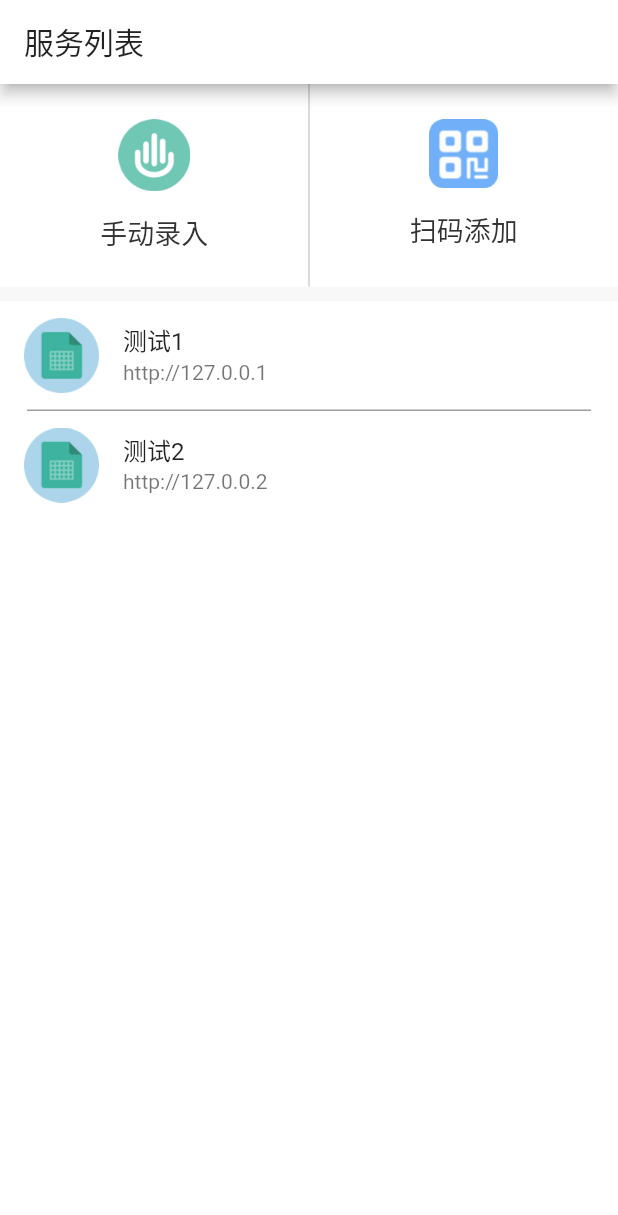
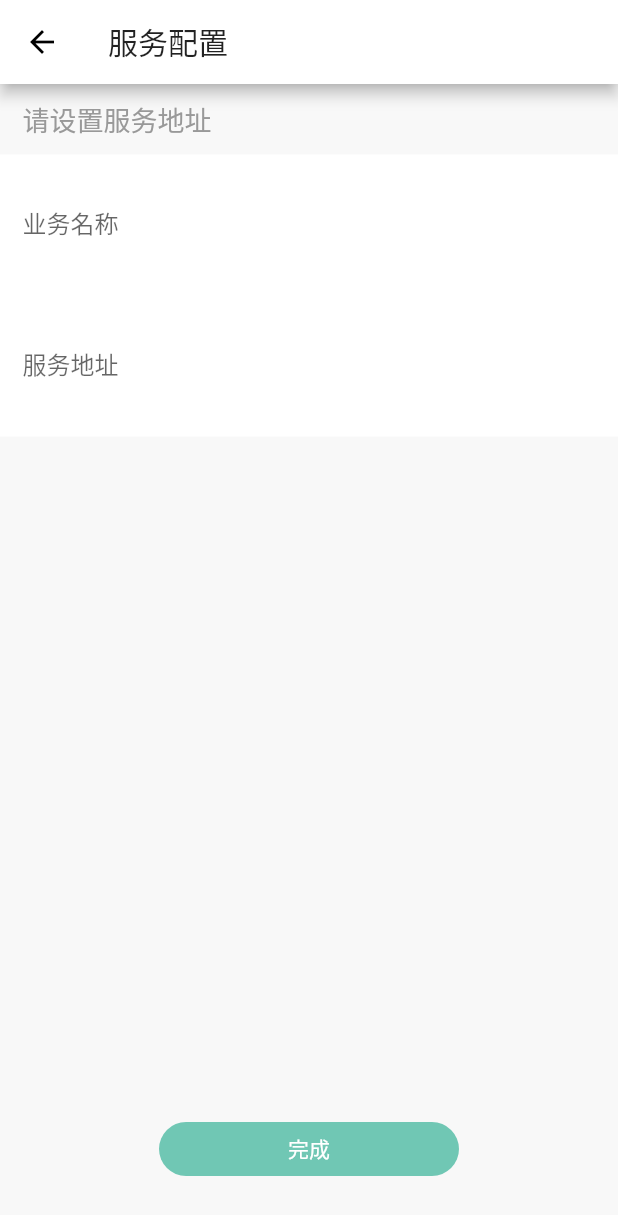
Before and after one commit to shuvigoss/coss_demo, a Flutter app: the screen it shows after launch, after a tap on "手动录入", on a phone screen of 412 x 824 dp. Shown: the top 1215 px of the screen. Run offline on Flutter 3.47's test engine with Material 2 defaults, Android fonts, the light colour scheme and no system bars; our stand-ins replace shared_preferences.

Commit message:
Lesson 4

```diff
--- a/lib/main.dart
+++ b/lib/main.dart
@@ -1,3 +1,4 @@
+import 'package:coss_demo/pages/config.dart';
 import 'package:coss_demo/pages/welcome.dart';
 import 'package:flutter/material.dart';
 
@@ -15,6 +16,7 @@ class MyApp extends StatelessWidget {
       theme: ThemeData(
           primaryColor: Colors.white,
           scaffoldBackgroundColor: Color.fromRGBO(248, 248, 248, 1)),
+      routes: {'/config': (context) => ConfigPage()},
     );
   }
 }
--- /dev/null
+++ b/lib/pages/config.dart
@@ -0,0 +1,111 @@
+import 'package:flutter/material.dart';
+
+class ConfigPage extends StatelessWidget {
+  final GlobalKey _key = GlobalKey<FormState>();
+
+  final TextEditingController _btext = TextEditingController();
+  final TextEditingController _stext = TextEditingController();
+
+  @override
+  Widget build(BuildContext context) {
+    return Scaffold(
+      appBar: AppBar(
+        title: Text('服务配置'),
+      ),
+      body: Container(
+        child: Stack(
+          alignment: Alignment.center,
+          children: <Widget>[
+            Column(
+              children: <Widget>[
+                buildTitle(),
+                buildForm(),
+              ],
+            ),
+            buildSubmitBtn()
+          ],
+        ),
+      ),
+    );
+  }
+
+  Positioned buildSubmitBtn() {
+    return Positioned(
+      width: 200,
+      height: 36,
+      bottom: 40,
+      child: Container(
+        child: FlatButton(
+          color: Color.fromRGBO(112, 199, 180, 1),
+          colorBrightness: Brightness.dark,
+          splashColor: Colors.grey,
+          shape:
+              RoundedRectangleBorder(borderRadius: BorderRadius.circular(20.0)),
+          child: Text(
+            '完成',
+            style: TextStyle(color: Colors.white),
+          ),
+          onPressed: _submit,
+        ),
+      ),
+    );
+  }
+
+  _submit() {
+    if ((_key.currentState as FormState).validate()) {
+      print('成功');
+    }
+  }
+
+  Container buildTitle() {
+    return Container(
+      alignment: Alignment.centerLeft,
+      padding: EdgeInsets.only(left: 15, top: 10, bottom: 10),
+      child: Text(
+        '请设置服务地址',
+        style: TextStyle(fontSize: 18, color: Color.fromRGBO(153, 153, 153, 1)),
+      ),
+    );
+  }
+
+  buildForm() {
+    return Container(
+      color: Colors.white,
+      child: Form(
+        key: _key,
+        child: Column(
+          children: <Widget>[
+            Container(
+              padding: EdgeInsets.all(15),
+              child: TextFormField(
+                  controller: _btext,
+                  textAlign: TextAlign.right,
+                  decoration: InputDecoration(
+                    border: InputBorder.none,
+                    labelText: "业务名称",
+                    hintText: "请输入业务名称",
+                  ),
+                  validator: (v) {
+                    return v.trim().length > 0 ? null : "请输入业务名称";
+                  }),
+            ),
+            Container(
+              padding: EdgeInsets.all(15),
+              child: TextFormField(
+                  controller: _stext,
+                  textAlign: TextAlign.right,
+                  decoration: InputDecoration(
+                    border: InputBorder.none,
+                    labelText: "服务地址",
+                    hintText: "请输入服务地址",
+                  ),
+                  validator: (v) {
+                    return v.trim().length > 0 ? null : "请输入服务地址";
+                  }),
+            )
+          ],
+        ),
+      ),
+    );
+  }
+}
--- a/lib/pages/config_index.dart
+++ b/lib/pages/config_index.dart
@@ -17,7 +17,7 @@ class ConfigIndexPage extends StatelessWidget {
         ),
         body: Container(
           child: Column(
-            children: <Widget>[buildTop(), buildConfigList()],
+            children: <Widget>[buildTop(context), buildConfigList()],
           ),
         ));
   }
@@ -47,7 +47,7 @@ class ConfigIndexPage extends StatelessWidget {
     );
   }
 
-  Container buildTop() {
+  Container buildTop(context) {
     return Container(
       color: Colors.white,
       height: 135,
@@ -56,7 +56,7 @@ class ConfigIndexPage extends StatelessWidget {
         children: <Widget>[
           Container(
             child: ImageBtn('images/shoudongluru.png', '手动录入', () {
-              print('shoudongluru');
+              Navigator.pushNamed(context, '/config');
             }),
           ),
           Container(
--- a/pubspec.yaml
+++ b/pubspec.yaml
@@ -23,10 +23,7 @@ environment:
 dependencies:
   flutter:
     sdk: flutter
-
-
-  # The following adds the Cupertino Icons font to your application.
-  # Use with the CupertinoIcons class for iOS style icons.
+  shared_preferences: ^0.5.8
   cupertino_icons: ^0.1.3
 
 dev_dependencies:
```
Also changed, not shown: lib/pages/models/config_item.dart (+14 -0 lines), lib/pages/utils/store_helper.dart (added, +52 -0 lines), pubspec.lock, 7 other files.
